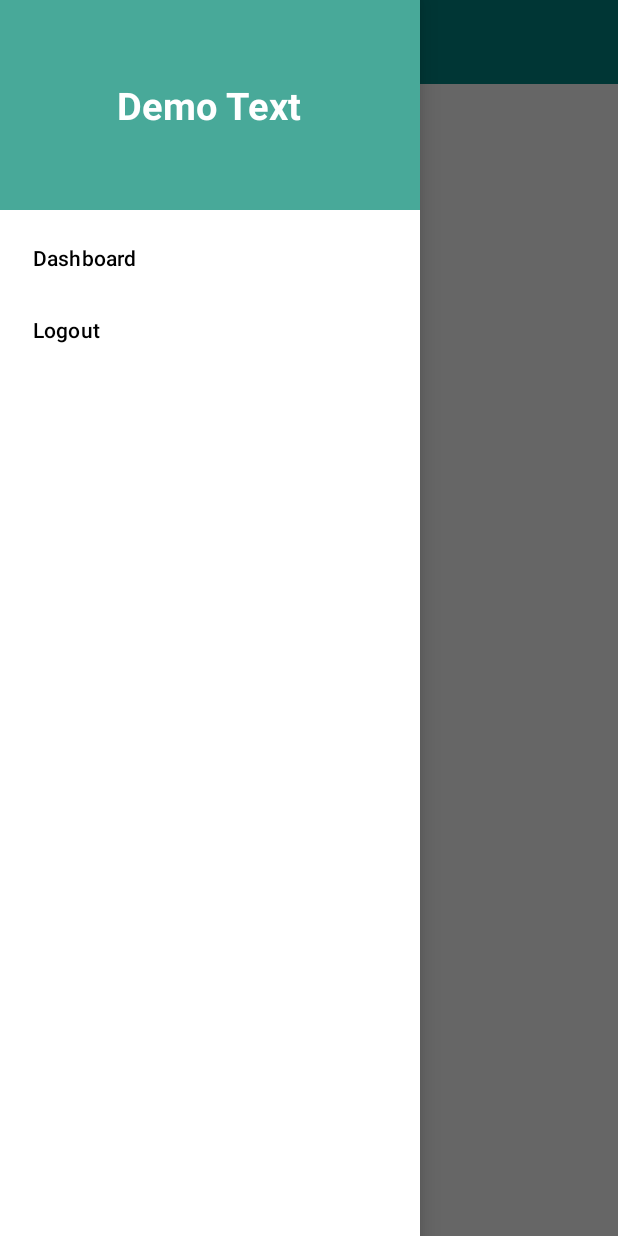
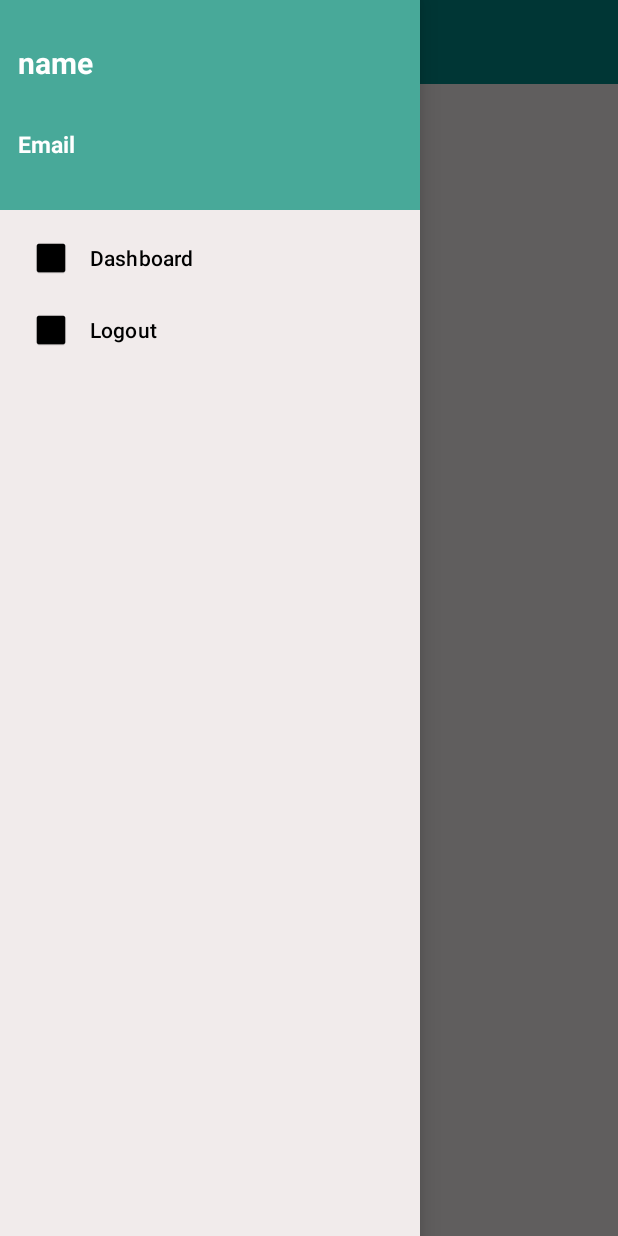
Before and after one commit to Mayur2311/News, an Android app: the screen it shows after launch once a user with an empty profile is signed in (dashActivity), with the side drawer open, on a phone screen of 412 x 824 dp. Run offline under Robolectric (Android 15) with nearby library versions, the phone set to English and light mode, and no system bars; our stand-ins replace Firebase (no records; nobody signed in at launch, a user with empty details on screens opened directly); 6 statements that could not run were skipped.

```diff
--- a/app/src/main/java/com/example/mainactivity/FirebaseComponents.java
+++ b/app/src/main/java/com/example/mainactivity/FirebaseComponents.java
@@ -69,7 +69,7 @@ public class FirebaseComponents {
             {
                 DocumentSnapshot doc = task.getResult();
 
-                Log.d("FirebaseFirestore", doc.getString("Name"));
+//                Log.d("FirebaseFirestore", doc.getString("Name"));
 
                 person = new Person(doc.getString("Email"), doc.getString("First Name"),doc.getString("Last Name"),doc.getString("Phone"), doc.getString("Location"));
 
--- a/app/src/main/java/com/example/mainactivity/fragment/LogIn.java
+++ b/app/src/main/java/com/example/mainactivity/fragment/LogIn.java
@@ -105,6 +105,7 @@ public class LogIn extends Fragment {
 
                         if (loginSuccess == true) {
                             firebaseUser = firebaseAuth.getCurrentUser();
+                            Toast.makeText(getActivity().getApplicationContext(), "LogInSucess", Toast.LENGTH_SHORT).show();
                             updateUI();
                         } else {
                             Toast.makeText(getActivity().getApplicationContext(), "Authentication Failed", Toast.LENGTH_SHORT).show();
@@ -120,7 +121,6 @@ public class LogIn extends Fragment {
     }
 
     private void updateUI() {
-        Toast.makeText(getActivity().getApplicationContext(), "LogInSucess", Toast.LENGTH_SHORT).show();
         Intent intent = new Intent(getActivity(), dashActivity.class);
         startActivity(intent);
         getActivity().finish();
--- a/app/src/main/java/com/example/mainactivity/fragment/dashboardFragment.java
+++ b/app/src/main/java/com/example/mainactivity/fragment/dashboardFragment.java
@@ -2,23 +2,43 @@ package com.example.mainactivity.fragment;
 
 import android.os.Bundle;
 
+import androidx.annotation.NonNull;
+import androidx.annotation.Nullable;
 import androidx.fragment.app.Fragment;
 
 import android.view.LayoutInflater;
 import android.view.View;
 import android.view.ViewGroup;
+import android.widget.TextView;
 
+import com.example.mainactivity.FirebaseComponents;
 import com.example.mainactivity.R;
+import com.example.mainactivity.firebasecallbacks.ReadCallBacks;
+import com.example.mainactivity.models.Person;
+import com.google.android.material.navigation.NavigationView;
+import com.google.firebase.auth.FirebaseAuth;
+import com.google.firebase.auth.FirebaseUser;
+import com.google.firebase.firestore.FirebaseFirestore;
 
 public class dashboardFragment extends Fragment {
+    FirebaseAuth firebaseAuth;
+    FirebaseUser firebaseUser;
+    FirebaseComponents firebaseComponents;
+    FirebaseFirestore firestore;
+
+    TextView name, email;
 
     public dashboardFragment() {
-        // Required empty public constructor
     }
 
     @Override
     public void onCreate(Bundle savedInstanceState) {
         super.onCreate(savedInstanceState);
+
+        firebaseAuth = FirebaseAuth.getInstance();
+        firestore = FirebaseFirestore.getInstance();
+        firebaseUser = firebaseAuth.getCurrentUser();
+
 
     }
 
@@ -28,4 +48,27 @@ public class dashboardFragment extends Fragment {
         // Inflate the layout for this fragment
         return inflater.inflate(R.layout.fragment_dashboard, container, false);
     }
+
+
+    @Override
+    public void onViewCreated(@NonNull View view, @Nullable Bundle savedInstanceState) {
+        super.onViewCreated(view, savedInstanceState);
+
+        NavigationView navigationView = getActivity().findViewById(R.id.navigationView);
+        View headerView = navigationView.getHeaderView(0);
+
+        firebaseComponents = new FirebaseComponents(firestore, firebaseUser);
+        name = headerView.findViewById(R.id.userName);
+        email = headerView.findViewById(R.id.email);
+
+
+        firebaseComponents.readFireStore(new ReadCallBacks() {
+            @Override
+            public void onCallbacks(Person person) {
+                name.setText(person.getFname() + person.getLname());
+                email.setText(person.getEmail());
+            }
+        });
+
+    }
 }
--- a/app/src/main/res/layout/activity_dash.xml
+++ b/app/src/main/res/layout/activity_dash.xml
@@ -6,6 +6,7 @@
     android:layout_width="match_parent"
     android:layout_height="match_parent"
     android:id="@+id/drawerDashLayout"
+    android:background="@color/grey"
     tools:context=".dashActivity">
 
     <LinearLayout
@@ -18,6 +19,7 @@
             android:layout_width="match_parent"
             android:layout_height="?attr/actionBarSize"
             android:background="@color/teal_700"
+            app:title="@string/TimesToday"
             android:theme="@style/ThemeOverlay.AppCompat.Dark"/>
 
         <fragment
@@ -37,6 +39,7 @@
         android:layout_gravity="start"
         android:fitsSystemWindows="true"
         app:headerLayout="@layout/header_layout"
+        android:background="@color/grey"
         app:menu="@menu/drawer_menu"/>
 
 </androidx.drawerlayout.widget.DrawerLayout>
--- a/app/src/main/res/layout/fragment_dashboard.xml
+++ b/app/src/main/res/layout/fragment_dashboard.xml
@@ -4,8 +4,6 @@
     android:layout_width="match_parent"
     android:layout_height="match_parent"
     xmlns:app="http://schemas.android.com/apk/res-auto"
-    android:paddingRight="15dp"
-    android:paddingLeft="15dp"
     tools:context=".fragment.dashboardFragment">
 
     <androidx.swiperefreshlayout.widget.SwipeRefreshLayout
--- a/app/src/main/res/layout/header_layout.xml
+++ b/app/src/main/res/layout/header_layout.xml
@@ -3,17 +3,36 @@
     xmlns:android="http://schemas.android.com/apk/res/android"
     android:layout_width="match_parent"
     android:layout_height="140dp"
-    android:background="@color/primaryLightColor">
+    android:background="@color/primaryLightColor"
+    android:id="@+id/headerView">
 
     <TextView
+        android:id="@+id/userName"
         android:layout_width="wrap_content"
         android:layout_height="wrap_content"
-        android:id="@+id/txt_header"
-        android:layout_centerInParent="true"
+        android:layout_alignParentStart="true"
+        android:layout_alignParentTop="true"
+        android:layout_marginStart="12dp"
+        android:layout_marginTop="28dp"
         android:gravity="center"
-        android:text="Demo Text"
-        android:textSize="25sp"
-        android:textStyle="bold"
-        android:textColor="@color/white"/>
+        android:text="name"
+        android:textColor="@color/white"
+        android:textSize="20sp"
+        android:textStyle="bold" />
+
+    <TextView
+        android:id="@+id/email"
+        android:layout_width="wrap_content"
+        android:layout_height="wrap_content"
+        android:layout_alignParentStart="true"
+        android:layout_alignParentTop="true"
+        android:layout_marginStart="12dp"
+        android:layout_marginTop="85dp"
+        android:gravity="center"
+        android:text="Email"
+        android:textColor="@color/white"
+        android:textSize="15sp"
+        android:textStyle="bold" />
+
 
 </RelativeLayout>
--- a/app/src/main/res/menu/drawer_menu.xml
+++ b/app/src/main/res/menu/drawer_menu.xml
@@ -6,9 +6,11 @@
     <group android:checkableBehavior="single">
 
         <item android:id="@+id/dashboard"
+            android:icon="@mipmap/home"
             android:title="Dashboard"/>
 
         <item android:id="@+id/logout"
+            android:icon="@mipmap/logout"
             android:title="Logout"/>
     </group>
 
--- a/app/src/main/res/values/strings.xml
+++ b/app/src/main/res/values/strings.xml
@@ -17,4 +17,5 @@
     <string name="drawer_open">Open Navigation Drawer</string>
     <string name="drawer_close">Close Navigation Drawer</string>
     <string name="newUser">Don not have accont ? Sign Up Here</string>
+    <string name="TimesToday">Times Today</string>
 </resources>
```
Also changed, not shown: app/src/main/res/layout/progress.xml (added, +20 -0 lines), app/src/main/res/layout/recyle.xml (added, +84 -0 lines), app/src/main/res/mipmap-hdpi/home.png (added), app/src/main/res/mipmap-hdpi/logout.png (added), app/src/main/res/mipmap-mdpi/home.png (added), app/src/main/res/mipmap-mdpi/logout.png (added), app/src/main/res/mipmap-xhdpi/home.png (added), app/src/main/res/mipmap-xhdpi/logout.png (added), app/src/main/res/mipmap-xxhdpi/home.png (added), app/src/main/res/mipmap-xxhdpi/logout.png (added), app/src/main/res/mipmap-xxxhdpi/home.png (added), app/src/main/res/mipmap-xxxhdpi/logout.png (added).
